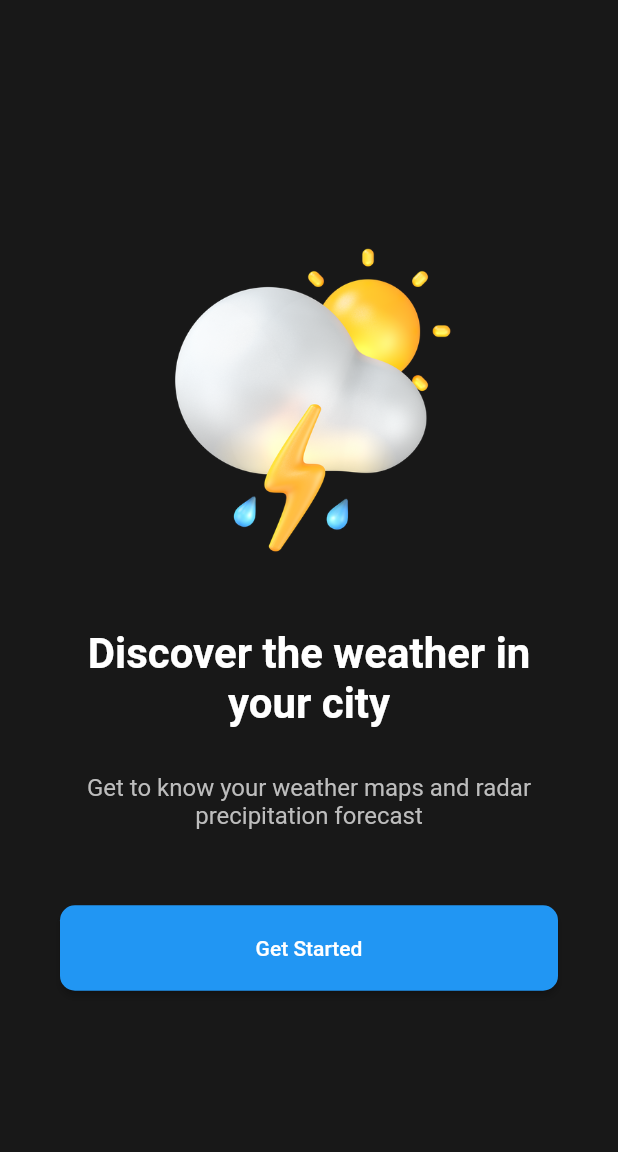
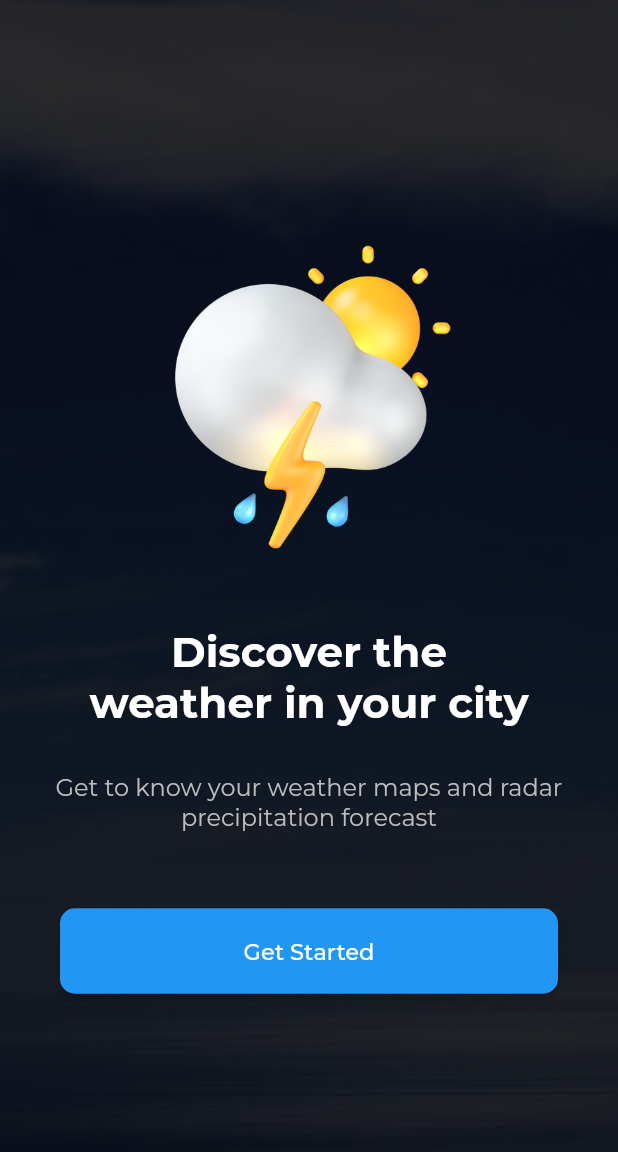
Before and after one commit to maodo/weather_app, a Flutter app: the screen it shows after launch, on a phone screen of 412 x 824 dp. Shown: the top 1152 px of the screen. Run offline on Flutter 3.47's test engine with Material 2 defaults, Android fonts, the phone set to English and light mode, and no system bars.

Commit message:
Montserrat font integration

```diff
--- a/lib/screens/home_screen.dart
+++ b/lib/screens/home_screen.dart
@@ -9,16 +9,19 @@ class HomeScreen extends StatelessWidget {
       body: Container(
           child: Stack(
         children: [
-          // Padding(
-          //   padding: const EdgeInsets.only(top:300.0),
-          //   child: Image(
-          //     image: AssetImage('images/home_image.webp'),
-
-          //   ),
-          // ),
+          Container(
+            decoration: BoxDecoration(
+              image: DecorationImage(
+                image: AssetImage('images/blue_background.webp'),
+                fit: BoxFit.cover,
+                colorFilter: ColorFilter.mode(
+                    Colors.white.withOpacity(0.8), BlendMode.dstATop),
+              ),
+            ),
+          ),
           Container(
             width: double.infinity,
-            color: Colors.black.withOpacity(0.5),
+            color: Colors.black.withOpacity(0.8),
             child: Column(
               mainAxisAlignment: MainAxisAlignment.center,
               children: [
@@ -33,22 +36,34 @@ class HomeScreen extends StatelessWidget {
                     style: TextStyle(
                       fontSize: 28.0,
                       fontWeight: FontWeight.bold,
+                      fontFamily: 'Montserrat',
                     ),
                   ),
                 ),
                 Container(
-                  margin: EdgeInsets.only(top: 30.0, left: 30.0, right: 30.0),
+                  margin: EdgeInsets.only(top: 30.0, left: 33.0, right: 33.0),
                   child: Text(
                     'Get to know your weather maps and radar precipitation forecast',
                     textAlign: TextAlign.center,
-                    style: TextStyle(color: Colors.grey.shade400,fontSize:16.0),
+                    style: TextStyle(
+                      color: Colors.grey.shade400,
+                      fontSize: 16.0,
+                      fontFamily: 'Montserrat',
+                      fontWeight: FontWeight.w400,
+                    ),
                   ),
                 ),
                 Container(
                   margin: EdgeInsets.only(top: 50.0, left: 40.0, right: 40.0),
                   child: ElevatedButton(
                     onPressed: () => {},
-                    child: Text('Get Started'),
+                    child: Text(
+                      'Get Started',
+                      style: TextStyle(
+                        fontSize: 15.0,
+                        fontFamily: 'Montserrat',
+                      ),
+                    ),
                     style: ButtonStyle(
                       shape: MaterialStateProperty.all(
                         RoundedRectangleBorder(
```
Also changed, not shown: pubspec.yaml (+11 -17 lines), fonts/Montserrat-Black.ttf (added), fonts/Montserrat-Bold.ttf (added), fonts/Montserrat-ExtraLight.ttf (added), fonts/Montserrat-Medium.ttf (added), fonts/Montserrat-Regular.ttf (added), fonts/Montserrat-Thin.ttf (added), images/blue_background.webp (added).
